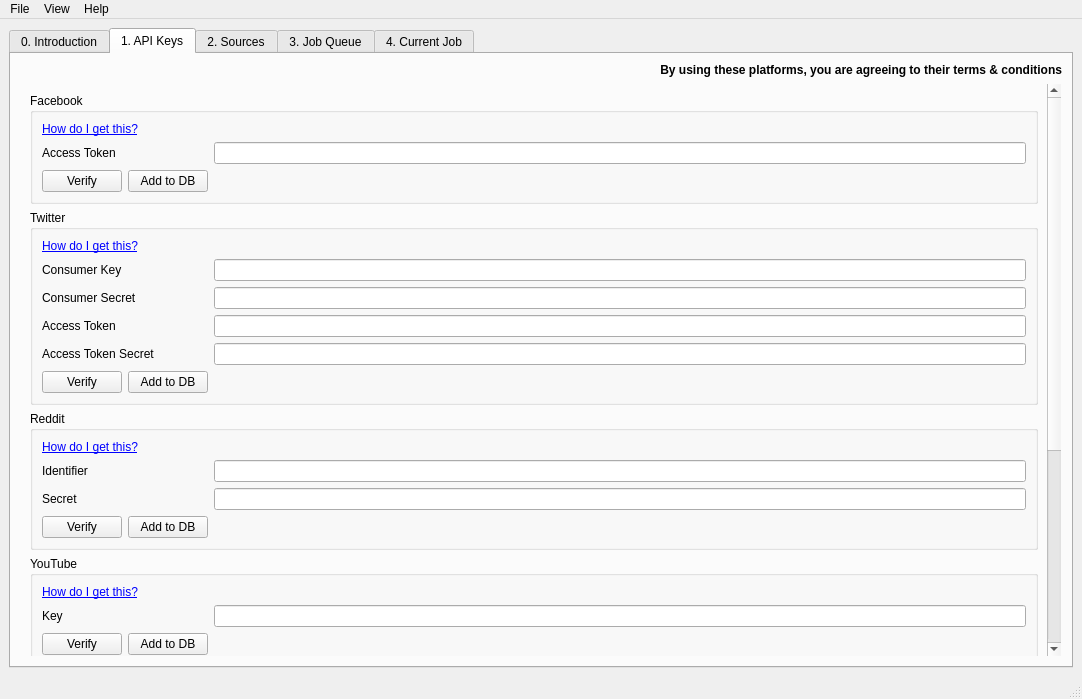
Old version of the form ui/mainwindow.ui in the repository ScriptSmith/reaper.
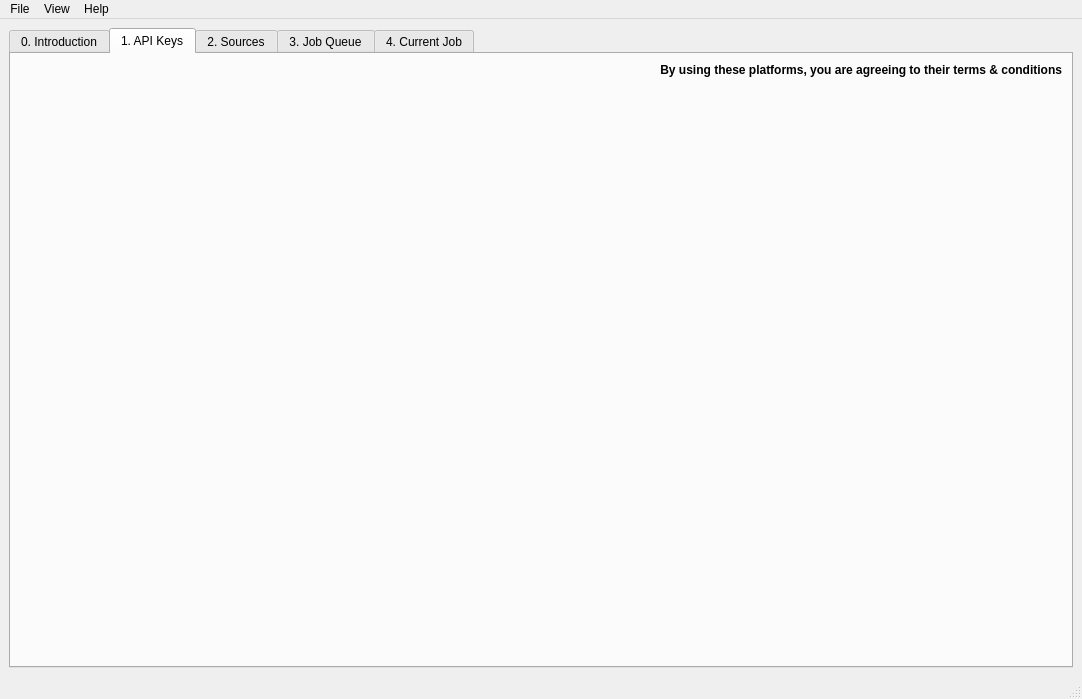
New version of the form. The open tabs and pages were chosen to show the change. Icons and pictures are not drawn.

```diff
--- a/ui/mainwindow.ui
+++ b/ui/mainwindow.ui
@@ -292,414 +292,13 @@
             <rect>
              <x>0</x>
              <y>0</y>
-             <width>1021</width>
-             <height>828</height>
+             <width>1038</width>
+             <height>575</height>
             </rect>
            </property>
            <property name="styleSheet">
             <string notr="true"/>
            </property>
-           <layout class="QVBoxLayout" name="verticalLayout_7">
-            <item>
-             <widget class="QGroupBox" name="groupBox">
-              <property name="title">
-               <string>Facebook</string>
-              </property>
-              <layout class="QFormLayout" name="formLayout">
-               <item row="1" column="0">
-                <widget class="QLabel" name="label">
-                 <property name="text">
-                  <string>Access Token</string>
-                 </property>
-                </widget>
-               </item>
-               <item row="1" column="1">
-                <widget class="QLineEdit" name="lineEdit">
-                 <property name="autoFillBackground">
-                  <bool>false</bool>
-                 </property>
-                 <property name="inputMethodHints">
-                  <set>Qt::ImhNone</set>
-                 </property>
-                 <property name="dragEnabled">
-                  <bool>false</bool>
-                 </property>
-                 <property name="clearButtonEnabled">
-                  <bool>true</bool>
-                 </property>
-                </widget>
-               </item>
-               <item row="2" column="0">
-                <layout class="QHBoxLayout" name="horizontalLayout_4">
-                 <item>
-                  <widget class="QPushButton" name="pushButton_2">
-                   <property name="text">
-                    <string>Verify</string>
-                   </property>
-                  </widget>
-                 </item>
-                 <item>
-                  <widget class="QPushButton" name="pushButton_14">
-                   <property name="text">
-                    <string>Add to DB</string>
-                   </property>
-                  </widget>
-                 </item>
-                </layout>
-               </item>
-               <item row="0" column="0">
-                <widget class="QLabel" name="label_31">
-                 <property name="text">
-                  <string>&lt;html&gt;&lt;head/&gt;&lt;body&gt;&lt;p&gt;&lt;a href=&quot;http://reaper.social&quot;&gt;&lt;span style=&quot; text-decoration: underline; color:#0000ff;&quot;&gt;How do I get this?&lt;/span&gt;&lt;/a&gt;&lt;/p&gt;&lt;/body&gt;&lt;/html&gt;</string>
-                 </property>
-                 <property name="openExternalLinks">
-                  <bool>true</bool>
-                 </property>
-                </widget>
-               </item>
-              </layout>
-             </widget>
-            </item>
-            <item>
-             <widget class="QGroupBox" name="groupBox_2">
-              <property name="title">
-               <string>Twitter</string>
-              </property>
-              <layout class="QFormLayout" name="formLayout_2">
-               <item row="2" column="0">
-                <widget class="QLabel" name="label_2">
-                 <property name="text">
-                  <string>Consumer Key</string>
-                 </property>
-                </widget>
-               </item>
-               <item row="2" column="1">
-                <widget class="QLineEdit" name="lineEdit_2">
-                 <property name="clearButtonEnabled">
-                  <bool>true</bool>
-                 </property>
-                </widget>
-               </item>
-               <item row="3" column="0">
-                <widget class="QLabel" name="label_3">
-                 <property name="text">
-                  <string>Consumer Secret</string>
-                 </property>
-                </widget>
-               </item>
-               <item row="3" column="1">
-                <widget class="QLineEdit" name="lineEdit_5">
-                 <property name="clearButtonEnabled">
-                  <bool>true</bool>
-                 </property>
-                </widget>
-               </item>
-               <item row="4" column="0">
-                <widget class="QLabel" name="label_4">
-                 <property name="text">
-                  <string>Access Token</string>
-                 </property>
-                </widget>
-               </item>
-               <item row="4" column="1">
-                <widget class="QLineEdit" name="lineEdit_6">
-                 <property name="clearButtonEnabled">
-                  <bool>true</bool>
-                 </property>
-                </widget>
-               </item>
-               <item row="5" column="0">
-                <widget class="QLabel" name="label_5">
-                 <property name="text">
-                  <string>Access Token Secret</string>
-                 </property>
-                </widget>
-               </item>
-               <item row="5" column="1">
-                <widget class="QLineEdit" name="lineEdit_7">
-                 <property name="clearButtonEnabled">
-                  <bool>true</bool>
-                 </property>
-                </widget>
-               </item>
-               <item row="6" column="0">
-                <layout class="QHBoxLayout" name="horizontalLayout_5">
-                 <item>
-                  <widget class="QPushButton" name="pushButton_3">
-                   <property name="text">
-                    <string>Verify</string>
-                   </property>
-                  </widget>
-                 </item>
-                 <item>
-                  <widget class="QPushButton" name="pushButton_15">
-                   <property name="text">
-                    <string>Add to DB</string>
-                   </property>
-                  </widget>
-                 </item>
-                </layout>
-               </item>
-               <item row="1" column="0">
-                <widget class="QLabel" name="label_32">
-                 <property name="text">
-                  <string>&lt;html&gt;&lt;head/&gt;&lt;body&gt;&lt;p&gt;&lt;a href=&quot;http://reaper.social&quot;&gt;&lt;span style=&quot; text-decoration: underline; color:#0000ff;&quot;&gt;How do I get this?&lt;/span&gt;&lt;/a&gt;&lt;/p&gt;&lt;/body&gt;&lt;/html&gt;</string>
-                 </property>
-                 <property name="openExternalLinks">
-                  <bool>true</bool>
-                 </property>
-                </widget>
-               </item>
-              </layout>
-             </widget>
-            </item>
-            <item>
-             <widget class="QGroupBox" name="groupBox_3">
-              <property name="title">
-               <string>Reddit</string>
-              </property>
-              <layout class="QFormLayout" name="formLayout_3">
-               <item row="1" column="0">
-                <widget class="QLabel" name="label_6">
-                 <property name="text">
-                  <string>Identifier</string>
-                 </property>
-                </widget>
-               </item>
-               <item row="1" column="1">
-                <widget class="QLineEdit" name="lineEdit_3">
-                 <property name="clearButtonEnabled">
-                  <bool>true</bool>
-                 </property>
-                </widget>
-               </item>
-               <item row="2" column="0">
-                <widget class="QLabel" name="label_7">
-                 <property name="text">
-                  <string>Secret</string>
-                 </property>
-                </widget>
-               </item>
-               <item row="2" column="1">
-                <widget class="QLineEdit" name="lineEdit_8">
-                 <property name="clearButtonEnabled">
-                  <bool>true</bool>
-                 </property>
-                </widget>
-               </item>
-               <item row="3" column="0">
-                <layout class="QHBoxLayout" name="horizontalLayout_7">
-                 <item>
-                  <widget class="QPushButton" name="pushButton_4">
-                   <property name="text">
-                    <string>Verify</string>
-                   </property>
-                  </widget>
-                 </item>
-                 <item>
-                  <widget class="QPushButton" name="pushButton_16">
-                   <property name="text">
-                    <string>Add to DB</string>
-                   </property>
-                  </widget>
-                 </item>
-                </layout>
-               </item>
-               <item row="0" column="0">
-                <widget class="QLabel" name="label_33">
-                 <property name="text">
-                  <string>&lt;html&gt;&lt;head/&gt;&lt;body&gt;&lt;p&gt;&lt;a href=&quot;http://reaper.social&quot;&gt;&lt;span style=&quot; text-decoration: underline; color:#0000ff;&quot;&gt;How do I get this?&lt;/span&gt;&lt;/a&gt;&lt;/p&gt;&lt;/body&gt;&lt;/html&gt;</string>
-                 </property>
-                 <property name="openExternalLinks">
-                  <bool>true</bool>
-                 </property>
-                </widget>
-               </item>
-              </layout>
-             </widget>
-            </item>
-            <item>
-             <widget class="QGroupBox" name="groupBox_4">
-              <property name="title">
-               <string>YouTube</string>
-              </property>
-              <layout class="QFormLayout" name="formLayout_4">
-               <item row="1" column="0">
-                <widget class="QLabel" name="label_8">
-                 <property name="text">
-                  <string>Key</string>
-                 </property>
-                </widget>
-               </item>
-               <item row="1" column="1">
-                <widget class="QLineEdit" name="lineEdit_4">
-                 <property name="clearButtonEnabled">
-                  <bool>true</bool>
-                 </property>
-                </widget>
-               </item>
-               <item row="2" column="0">
-                <layout class="QHBoxLayout" name="horizontalLayout_8">
-                 <item>
-                  <widget class="QPushButton" name="pushButton_8">
-                   <property name="text">
-                    <string>Verify</string>
-                   </property>
-                  </widget>
-                 </item>
-                 <item>
-                  <widget class="QPushButton" name="pushButton_17">
-                   <property name="text">
-                    <string>Add to DB</string>
-                   </property>
-                  </widget>
-                 </item>
-                </layout>
-               </item>
-               <item row="0" column="0">
-                <widget class="QLabel" name="label_36">
-                 <property name="text">
-                  <string>&lt;html&gt;&lt;head/&gt;&lt;body&gt;&lt;p&gt;&lt;a href=&quot;http://reaper.social&quot;&gt;&lt;span style=&quot; text-decoration: underline; color:#0000ff;&quot;&gt;How do I get this?&lt;/span&gt;&lt;/a&gt;&lt;/p&gt;&lt;/body&gt;&lt;/html&gt;</string>
-                 </property>
-                 <property name="openExternalLinks">
-                  <bool>true</bool>
-                 </property>
-                </widget>
-               </item>
-              </layout>
-             </widget>
-            </item>
-            <item>
-             <widget class="QGroupBox" name="groupBox_5">
-              <property name="title">
-               <string>Tumblr</string>
-              </property>
-              <layout class="QFormLayout" name="formLayout_6">
-               <item row="1" column="0">
-                <widget class="QLabel" name="label_12">
-                 <property name="text">
-                  <string>Key</string>
-                 </property>
-                </widget>
-               </item>
-               <item row="1" column="1">
-                <widget class="QLineEdit" name="lineEdit_9">
-                 <property name="clearButtonEnabled">
-                  <bool>true</bool>
-                 </property>
-                </widget>
-               </item>
-               <item row="2" column="0">
-                <widget class="QLabel" name="label_13">
-                 <property name="text">
-                  <string>Secret</string>
-                 </property>
-                </widget>
-               </item>
-               <item row="2" column="1">
-                <widget class="QLineEdit" name="lineEdit_10">
-                 <property name="clearButtonEnabled">
-                  <bool>true</bool>
-                 </property>
-                </widget>
-               </item>
-               <item row="3" column="0">
-                <layout class="QHBoxLayout" name="horizontalLayout_9">
-                 <item>
-                  <widget class="QPushButton" name="pushButton_9">
-                   <property name="text">
-                    <string>Verify</string>
-                   </property>
-                  </widget>
-                 </item>
-                 <item>
-                  <widget class="QPushButton" name="pushButton_18">
-                   <property name="text">
-                    <string>Add to DB</string>
-                   </property>
-                  </widget>
-                 </item>
-                </layout>
-               </item>
-               <item row="0" column="0">
-                <widget class="QLabel" name="label_34">
-                 <property name="text">
-                  <string>&lt;html&gt;&lt;head/&gt;&lt;body&gt;&lt;p&gt;&lt;a href=&quot;http://reaper.social&quot;&gt;&lt;span style=&quot; text-decoration: underline; color:#0000ff;&quot;&gt;How do I get this?&lt;/span&gt;&lt;/a&gt;&lt;/p&gt;&lt;/body&gt;&lt;/html&gt;</string>
-                 </property>
-                 <property name="openExternalLinks">
-                  <bool>true</bool>
-                 </property>
-                </widget>
-               </item>
-              </layout>
-             </widget>
-            </item>
-            <item>
-             <widget class="QGroupBox" name="groupBox_6">
-              <property name="title">
-               <string>LinkedIn</string>
-              </property>
-              <layout class="QFormLayout" name="formLayout_7">
-               <item row="1" column="0">
-                <widget class="QLabel" name="label_17">
-                 <property name="text">
-                  <string>Client Id</string>
-                 </property>
-                </widget>
-               </item>
-               <item row="1" column="1">
-                <widget class="QLineEdit" name="lineEdit_11">
-                 <property name="clearButtonEnabled">
-                  <bool>true</bool>
-                 </property>
-                </widget>
-               </item>
-               <item row="2" column="0">
-                <widget class="QLabel" name="label_18">
-                 <property name="text">
-                  <string>Client Secret</string>
-                 </property>
-                </widget>
-               </item>
-               <item row="2" column="1">
-                <widget class="QLineEdit" name="lineEdit_12">
-                 <property name="clearButtonEnabled">
-                  <bool>true</bool>
-                 </property>
-                </widget>
-               </item>
-               <item row="3" column="0">
-                <layout class="QHBoxLayout" name="horizontalLayout_10">
-                 <item>
-                  <widget class="QPushButton" name="pushButton_19">
-                   <property name="text">
-                    <string>Verify</string>
-                   </property>
-                  </widget>
-                 </item>
-                 <item>
-                  <widget class="QPushButton" name="pushButton_20">
-                   <property name="text">
-                    <string>Add to DB</string>
-                   </property>
-                  </widget>
-                 </item>
-                </layout>
-               </item>
-               <item row="0" column="0">
-                <widget class="QLabel" name="label_35">
-                 <property name="text">
-                  <string>&lt;html&gt;&lt;head/&gt;&lt;body&gt;&lt;p&gt;&lt;a href=&quot;http://reaper.social&quot;&gt;&lt;span style=&quot; text-decoration: underline; color:#0000ff;&quot;&gt;How do I get this?&lt;/span&gt;&lt;/a&gt;&lt;/p&gt;&lt;/body&gt;&lt;/html&gt;</string>
-                 </property>
-                 <property name="openExternalLinks">
-                  <bool>true</bool>
-                 </property>
-                </widget>
-               </item>
-              </layout>
-             </widget>
-            </item>
-           </layout>
           </widget>
          </widget>
         </item>
```
Left out of the diff: 2 changed lines with no effect on the pictures.
